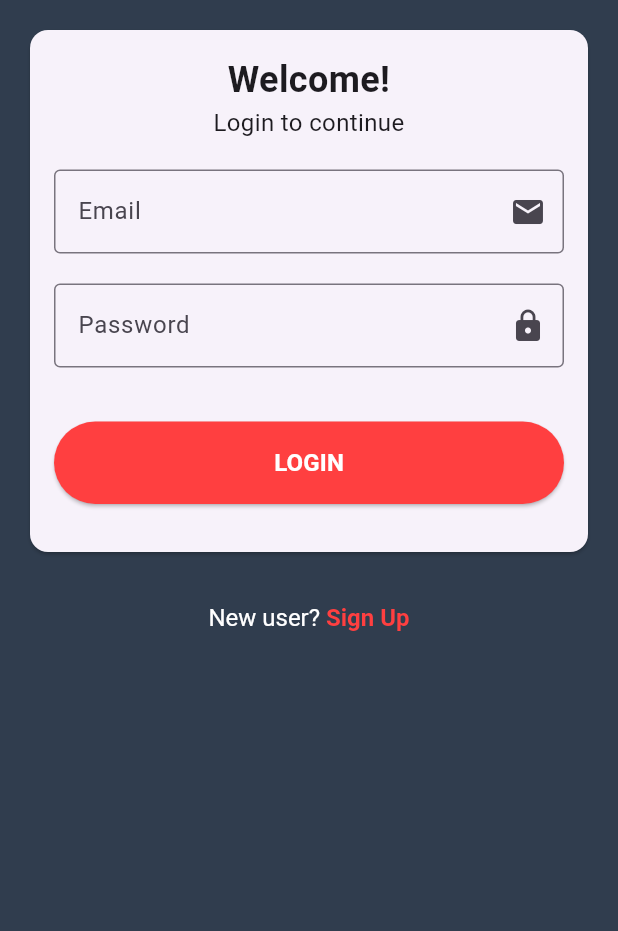
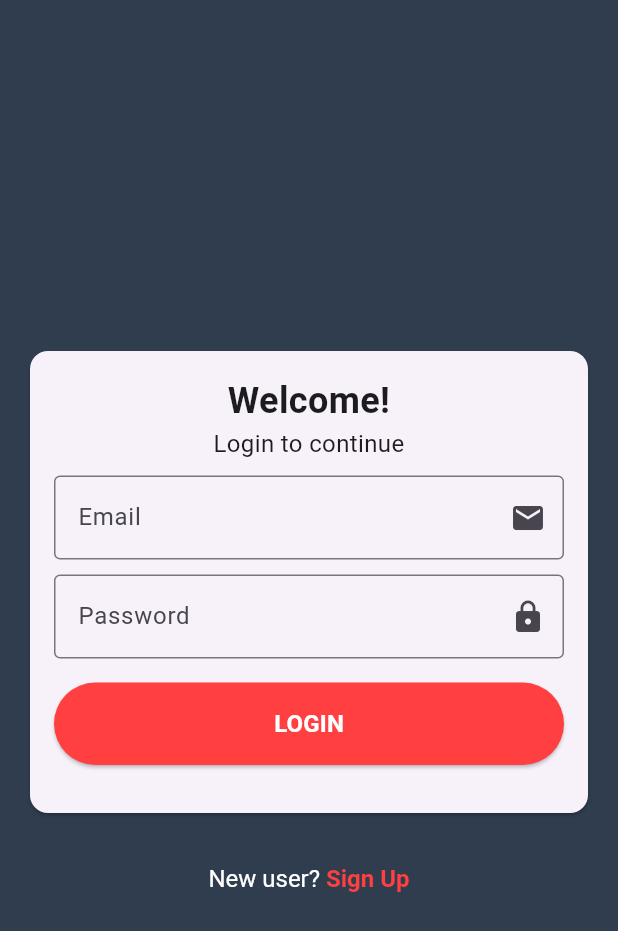
Before and after one commit to ICS-CMSC-23/donation-drive-app, a Flutter app: the screen it shows after launch, on a phone screen of 412 x 824 dp. Shown: the top 931 px of the screen. Run offline on Flutter 3.47's test engine with Material 3 defaults, Android fonts, the phone set to English and light mode, and no system bars; our stand-ins replace email_validator, firebase_auth, firebase_core; accounts and stored records are empty.

Commit message:
chore: corrected sign up redirect
- sign up goes to /orgquestion rather than /signup
- ui adjustments

```diff
--- a/lib/screens/sign_in_page.dart
+++ b/lib/screens/sign_in_page.dart
@@ -109,12 +109,19 @@ class _SignInPageState extends State<SignInPage> {
     // );
 
     return Scaffold(
-        backgroundColor: const Color.fromRGBO(48, 61, 78, 1),
-        resizeToAvoidBottomInset: true,
-        body: SingleChildScrollView(
-          child: Center(
+      backgroundColor: const Color.fromRGBO(48, 61, 78, 1),
+      resizeToAvoidBottomInset: true,
+      body: SingleChildScrollView(
+        padding:
+            EdgeInsets.only(bottom: MediaQuery.of(context).viewInsets.bottom),
+        child: Center(
+          child: Container(
+            height: MediaQuery.of(context).size.height,
+            alignment: Alignment.center,
             child: Column(
+              mainAxisSize: MainAxisSize.min,
               mainAxisAlignment: MainAxisAlignment.center,
+              crossAxisAlignment: CrossAxisAlignment.center,
               children: <Widget>[
                 Card(
                   margin:
@@ -124,7 +131,8 @@ class _SignInPageState extends State<SignInPage> {
                     child: Form(
                       key: _formKey,
                       child: ListView(
-                        shrinkWrap: true,
+                        shrinkWrap:
+                            true, // Make ListView only occupy needed space
                         children: <Widget>[
                           const Text(
                             "Welcome!",
@@ -137,11 +145,10 @@ class _SignInPageState extends State<SignInPage> {
                             textAlign: TextAlign.center,
                             style: TextStyle(fontSize: 16),
                           ),
-                          const SizedBox(height: 20),
+                          const SizedBox(height: 10),
                           email,
-                          const SizedBox(height: 20),
+                          const SizedBox(height: 10),
                           password,
-                          const SizedBox(height: 20),
                           loginButton,
                         ],
                       ),
@@ -150,7 +157,7 @@ class _SignInPageState extends State<SignInPage> {
                 ),
                 TextButton(
                   onPressed: () {
-                    Navigator.of(context).pushNamed('/signup');
+                    Navigator.of(context).pushNamed('/orgquestion');
                   },
                   child: RichText(
                     text: const TextSpan(
@@ -171,6 +178,8 @@ class _SignInPageState extends State<SignInPage> {
               ],
             ),
           ),
-        ));
+        ),
+      ),
+    );
   }
 }
```
